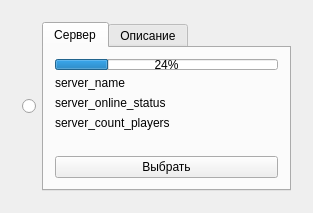
The window that SomLauncherCpp/Form/ServerWidget.ui (MOCSOM/SomLauncher) describes before a commit, drawn with Qt 5.
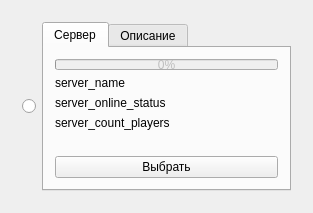
The same window after the commit.

What changed in the file:
```diff
--- a/SomLauncherCpp/Form/ServerWidget.ui
+++ b/SomLauncherCpp/Form/ServerWidget.ui
@@ -62,6 +62,9 @@
           </item>
           <item row="0" column="0">
            <widget class="QProgressBar" name="progressBar_capacityserver">
+            <property name="enabled">
+             <bool>false</bool>
+            </property>
             <property name="maximumSize">
              <size>
               <width>16777215</width>
@@ -69,7 +72,7 @@
              </size>
             </property>
             <property name="value">
-             <number>24</number>
+             <number>0</number>
             </property>
            </widget>
           </item>
```
